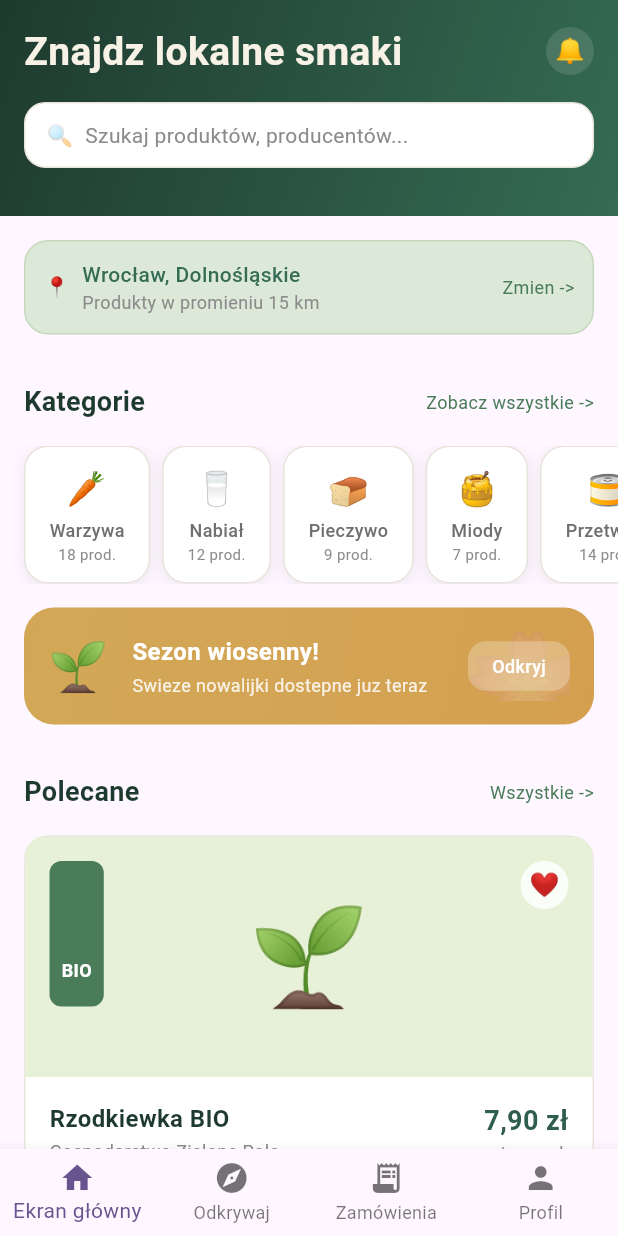
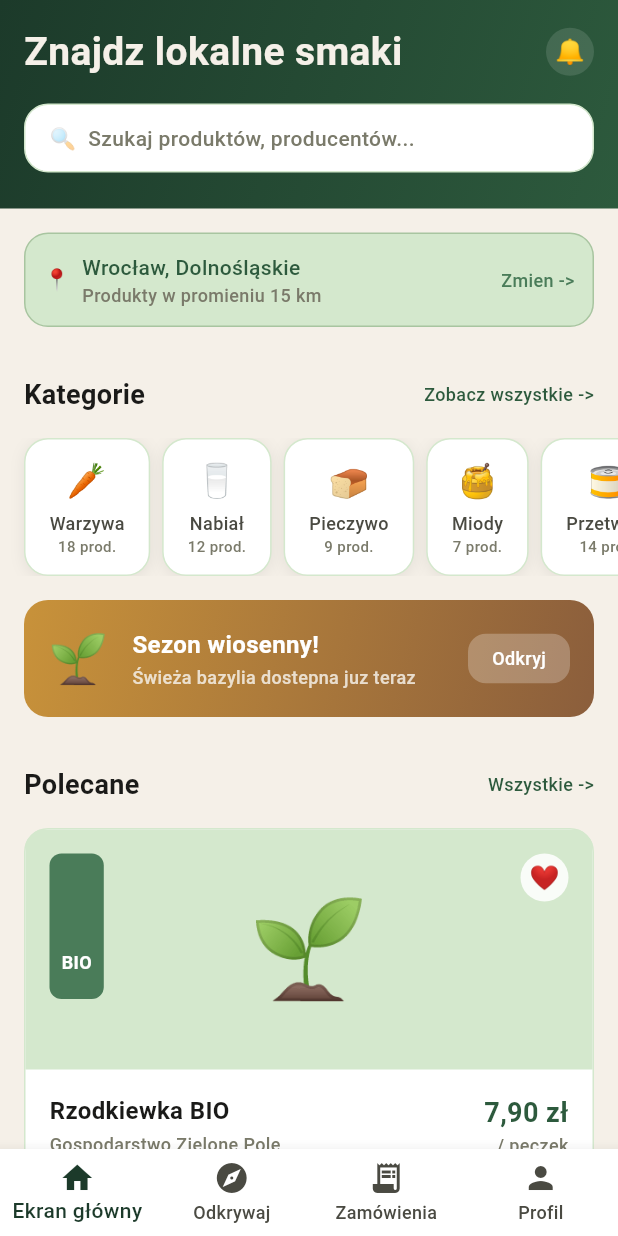
Before and after one commit to Cay00/LokalnyKoszyk, a Flutter app: the screen it shows after launch, after a tap on an icon or button, on a phone screen of 412 x 824 dp. Run offline on Flutter 3.47's test engine with Material 3 defaults, Android fonts, the phone set to English and light mode, and no system bars.

Commit message:
Implement app theme with color and typography definitions; refactor screens and widgets to use new theme

```diff
--- a/lib/main.dart
+++ b/lib/main.dart
@@ -4,6 +4,7 @@ import 'package:lokalny_koszyk/screens/discover_screen.dart';
 import 'package:lokalny_koszyk/screens/home_screen.dart';
 import 'package:lokalny_koszyk/screens/orders_screen.dart';
 import 'package:lokalny_koszyk/screens/profile_screen.dart';
+import 'package:lokalny_koszyk/theme/app_theme.dart';
 
 void main() {
   WidgetsFlutterBinding.ensureInitialized();
@@ -13,12 +14,12 @@ void main() {
   );
   SystemChrome.setSystemUIOverlayStyle(
     const SystemUiOverlayStyle(
-      statusBarColor: Color(0xFF1E3A2F),
+      statusBarColor: AppColors.primary,
       statusBarIconBrightness: Brightness.light,
       statusBarBrightness: Brightness.dark,
-      systemNavigationBarColor: Color(0xFF1E3A2F),
+      systemNavigationBarColor: AppColors.primary,
       systemNavigationBarIconBrightness: Brightness.light,
-      systemNavigationBarDividerColor: Color(0xFF1E3A2F),
+      systemNavigationBarDividerColor: AppColors.primary,
     ),
   );
   runApp(const MyApp());
@@ -32,9 +33,7 @@ class MyApp extends StatelessWidget {
     return MaterialApp(
       title: 'Flutter Demo',
       debugShowCheckedModeBanner: false,
-      theme: ThemeData(
-        colorScheme: ColorScheme.fromSeed(seedColor: Colors.deepPurple),
-      ),
+      theme: AppTheme.light,
       home: const MyHomePage(),
     );
   }
@@ -61,7 +60,6 @@ class _MyHomePageState extends State<MyHomePage> {
 
     return Scaffold(
       appBar: AppBar(
-        backgroundColor: const Color(0xFF1E3A2F),
         elevation: 0,
         toolbarHeight: 0,
       ),
--- a/lib/screens/discover_screen.dart
+++ b/lib/screens/discover_screen.dart
@@ -3,6 +3,8 @@ import 'package:lokalny_koszyk/widgets/discover/discover_filters.dart';
 import 'package:lokalny_koszyk/widgets/discover/discover_map_preview.dart';
 import 'package:lokalny_koszyk/widgets/discover/discover_search_bar.dart';
 import 'package:lokalny_koszyk/widgets/product_tile.dart';
+
+import '../theme/app_theme.dart';
 
 class DiscoverScreen extends StatefulWidget {
   const DiscoverScreen({super.key});
@@ -71,7 +73,7 @@ class _DiscoverScreenState extends State<DiscoverScreen> {
                 style: TextStyle(
                   fontSize: 24,
                   fontWeight: FontWeight.w700,
-                  color: Color(0xFF1E3A2F),
+                  color: AppColors.textPrimary,
                 ),
               ),
               SizedBox(height: 16),
--- a/lib/screens/home_screen.dart
+++ b/lib/screens/home_screen.dart
@@ -1,4 +1,5 @@
 import 'package:flutter/material.dart';
+import 'package:lokalny_koszyk/theme/app_theme.dart';
 import 'package:lokalny_koszyk/widgets/discover/discover_search_bar.dart';
 import 'package:lokalny_koszyk/widgets/home/category_tile.dart';
 import 'package:lokalny_koszyk/widgets/home/producer_tile.dart';
@@ -38,8 +39,8 @@ class _HomeScreenState extends State<HomeScreen> {
       reviews: '64',
       emoji: '🌱',
       tag: 'BIO',
-      bgColor: Color(0xFFE7F1D8),
-      tagColor: Color(0xFF4A7C59),
+      bgColor: AppColors.lightSage,
+      tagColor: AppColors.leafGreen,
     ),
     ProductData(
       id: 'hp2',
@@ -53,8 +54,8 @@ class _HomeScreenState extends State<HomeScreen> {
       reviews: '102',
       emoji: '🥚',
       tag: 'REGIONALNE',
-      bgColor: Color(0xFFF8EED8),
-      tagColor: Color(0xFF9C6B30),
+      bgColor: AppColors.cream,
+      tagColor: AppColors.warmBrown,
     ),
   ];
 
@@ -138,10 +139,10 @@ class _HomeHeader extends StatelessWidget {
   @override
   Widget build(BuildContext context) {
     return Container(
-      padding: const EdgeInsets.fromLTRB(16, 16, 16, 32),
+      padding: const EdgeInsets.fromLTRB(16, 16, 16, 24),
       decoration: const BoxDecoration(
         gradient: LinearGradient(
-          colors: <Color>[Color(0xFF1E3A2F), Color(0xFF356C53)],
+          colors: <Color>[AppColors.darkGreen, AppColors.midGreen],
           begin: Alignment.topLeft,
           end: Alignment.bottomRight,
         ),
@@ -160,10 +161,9 @@ class _HomeHeader extends StatelessWidget {
                         Text(
                           'Znajdz lokalne smaki',
                           style: TextStyle(
-                            color: Color(0xFFF7F1E6),
+                            color: AppColors.cream,
                             fontSize: 26,
                             fontWeight: FontWeight.w700,
-                            height: 1.4,
                           ),
                         ),
                       ],
@@ -203,9 +203,9 @@ class _LocationBanner extends StatelessWidget {
       child: Container(
         padding: const EdgeInsets.symmetric(horizontal: 12, vertical: 12),
         decoration: BoxDecoration(
-          color: const Color(0xFFDCE9D8),
-          borderRadius: BorderRadius.circular(16),
-          border: Border.all(color: const Color(0xFFC6D8BC)),
+          color: AppColors.lightSage,
+          borderRadius: BorderRadius.circular(AppRadius.normal),
+          border: Border.all(color: AppColors.softSage),
         ),
         child: const Row(
           children: <Widget>[
@@ -218,7 +218,7 @@ class _LocationBanner extends StatelessWidget {
                   Text(
                     'Wrocław, Dolnośląskie',
                     style: TextStyle(
-                      color: Color(0xFF356C53),
+                      color: AppColors.midGreen,
                       fontSize: 14,
                       fontWeight: FontWeight.w500,
                     ),
@@ -226,7 +226,7 @@ class _LocationBanner extends StatelessWidget {
                   Text(
                     'Produkty w promieniu 15 km',
                     style: TextStyle(
-                      color: Color(0xFF8B8B8B),
+                      color: AppColors.textLight,
                       fontSize: 12,
                     ),
                   ),
@@ -236,7 +236,7 @@ class _LocationBanner extends StatelessWidget {
             Text(
               'Zmien ->',
               style: TextStyle(
-                color: Color(0xFF4A7C59),
+                color: AppColors.leafGreen,
                 fontSize: 12,
               ),
             ),
@@ -310,22 +310,14 @@ class _SeasonalBanner extends StatelessWidget {
         padding: const EdgeInsets.symmetric(horizontal: 16, vertical: 16),
         decoration: BoxDecoration(
           gradient: const LinearGradient(
-            colors: <Color>[Color(0xFFD2A857), Color(0xFFD4A050)],
+            colors: <Color>[AppColors.accent, AppColors.warmBrown],
             begin: Alignment.topLeft,
             end: Alignment.bottomRight,
           ),
-          borderRadius: BorderRadius.circular(20),
+          borderRadius: BorderRadius.circular(AppRadius.normal),
         ),
         child: Stack(
           children: <Widget>[
-            const Positioned(
-              right: -16,
-              top: -16,
-              child: Opacity(
-                opacity: 0.15,
-                child: Text('🌸', style: TextStyle(fontSize: 70)),
-              ),
-            ),
             Row(
               children: <Widget>[
                 const Text('🌱', style: TextStyle(fontSize: 32)),
@@ -337,16 +329,16 @@ class _SeasonalBanner extends StatelessWidget {
                       Text(
                         'Sezon wiosenny!',
                         style: TextStyle(
-                          color: Colors.white,
+                          color: AppColors.white,
                           fontSize: 16,
                           fontWeight: FontWeight.w600,
                         ),
                       ),
                       SizedBox(height: 2),
                       Text(
-                        'Swieze nowalijki dostepne juz teraz',
+                        'Świeża bazylia dostepna juz teraz',
                         style: TextStyle(
-                          color: Color(0xD9FFFFFF),
+                          color: Color(0xD9F5F0E8),
                           fontSize: 12,
                         ),
                       ),
@@ -358,12 +350,12 @@ class _SeasonalBanner extends StatelessWidget {
                       const EdgeInsets.symmetric(horizontal: 16, vertical: 8),
                   decoration: BoxDecoration(
                     color: const Color(0x40FFFFFF),
-                    borderRadius: BorderRadius.circular(12),
+                    borderRadius: BorderRadius.circular(AppRadius.md),
                   ),
                   child: const Text(
                     'Odkryj',
                     style: TextStyle(
-                      color: Colors.white,
+                      color: AppColors.white,
                       fontSize: 12,
                       fontWeight: FontWeight.w500,
                     ),
--- /dev/null
+++ b/lib/theme/app_theme.dart
@@ -0,0 +1,119 @@
+import 'package:flutter/material.dart';
+
+class AppColors {
+  const AppColors._();
+
+  static const Color cream = Color(0xFFF5F0E8);
+  static const Color darkGreen = Color(0xFF1C3A2A);
+  static const Color midGreen = Color(0xFF2D5A3D);
+  static const Color leafGreen = Color(0xFF4A7C59);
+  //static const Color accentGold = Color(0xFFC8923A);
+  static const Color warmBrown = Color(0xFF8B5E3C);
+  static const Color softSage = Color(0xFFA8C5A0);
+  static const Color lightSage = Color(0xFFD4E8CD);
+  //static const Color textDark = Color(0xFF1A1A18);
+  //static const Color textMid = Color(0xFF4A4A42);
+  // static const Color textLight = Color(0xFF7A7A6A);
+  static const Color white = Color(0xFFFFFFFF);
+
+  // Aliasy semantyczne do użycia w ThemeData i UI.
+  static const Color background = Color(0xFFF5F0E8);
+  static const Color primary = Color(0xFF1C3A2A);
+  static const Color primaryLight = Color(0xFF2D5A3D);
+  static const Color accent = Color(0xFFC8923A);
+  static const Color surface = Color(0xFFFFFFFF);
+  static const Color textPrimary = Color(0xFF1A1A18);
+  static const Color textSecondary = Color(0xFF4A4A42);
+  static const Color textLight = Color(0xFF7A7A6A);
+  static const Color textOnDark = Color(0xFFC6D8BC);
+  static const Color border = lightSage;
+}
+
+class AppTypography {
+  const AppTypography._();
+
+  static const TextStyle h1 = TextStyle(
+    fontSize: 26,
+    fontWeight: FontWeight.w700,
+    height: 1.3,
+    color: AppColors.textPrimary,
+  );
+
+  static const TextStyle h2 = TextStyle(
+    fontSize: 24,
+    fontWeight: FontWeight.w700,
+    color: AppColors.textPrimary,
+  );
+
+  static const TextStyle title = TextStyle(
+    fontSize: 16,
+    fontWeight: FontWeight.w600,
+    color: AppColors.textPrimary,
+  );
+
+  static const TextStyle body = TextStyle(
+    fontSize: 14,
+    fontWeight: FontWeight.w500,
+    color: AppColors.textPrimary,
+  );
+
+  static const TextStyle caption = TextStyle(
+    fontSize: 12,
+    fontWeight: FontWeight.w400,
+    color: AppColors.textSecondary,
+  );
+}
+
+class AppRadius {
+  const AppRadius._();
+
+  static const double sm = 8;
+  static const double md = 12;
+  static const double normal = 16;
+}
+
+class AppSpacing {
+  const AppSpacing._();
+
+  //static const double xs = 4;
+  //static const double sm = 8;
+  //static const double md = 12;
+  static const double normal = 16;
+  //static const double xl = 24;
+}
+
+class AppTheme {
+  const AppTheme._();
+
+  static ThemeData get light {
+    final ColorScheme colorScheme = ColorScheme.fromSeed(
+      seedColor: AppColors.primary,
+      primary: AppColors.primary,
+      secondary: AppColors.accent,
+      surface: AppColors.surface,
+    );
+
+    return ThemeData(
+      useMaterial3: true,
+      colorScheme: colorScheme,
+      scaffoldBackgroundColor: AppColors.background,
+      textTheme: const TextTheme(
+        displayLarge: AppTypography.h1,
+        headlineLarge: AppTypography.h2,
+        titleMedium: AppTypography.title,
+        bodyMedium: AppTypography.body,
+        labelMedium: AppTypography.caption,
+      ),
+      appBarTheme: const AppBarTheme(
+        backgroundColor: AppColors.primary,
+        foregroundColor: AppColors.white,
+        elevation: 0,
+      ),
+      bottomNavigationBarTheme: const BottomNavigationBarThemeData(
+        backgroundColor: AppColors.white,
+        selectedItemColor: AppColors.primary,
+        unselectedItemColor: AppColors.textSecondary,
+      ),
+    );
+  }
+}
--- a/lib/widgets/discover/discover_search_bar.dart
+++ b/lib/widgets/discover/discover_search_bar.dart
@@ -1,4 +1,6 @@
 import 'package:flutter/material.dart';
+
+import '../../theme/app_theme.dart';
 
 class AppSearchBar extends StatelessWidget {
   const AppSearchBar({
@@ -13,11 +15,11 @@ class AppSearchBar extends StatelessWidget {
   @override
   Widget build(BuildContext context) {
     return Container(
-      padding: const EdgeInsets.symmetric(horizontal: 14, vertical: 11),
+      padding: const EdgeInsets.symmetric(horizontal: 16, vertical: 12),
       decoration: BoxDecoration(
-        color: Colors.white,
-        borderRadius: BorderRadius.circular(14),
-        border: Border.all(color: const Color(0xFFEAE6DE)),
+        color: AppColors.white,
+        borderRadius: BorderRadius.circular(AppRadius.normal),
+        border: Border.all(color: AppColors.border,),
       ),
       child: Row(
         children: <Widget>[
@@ -31,7 +33,7 @@ class AppSearchBar extends StatelessWidget {
               placeholder,
               style: const TextStyle(
                 fontSize: 14,
-                color: Color(0xFF8B8B8B),
+                color: AppColors.textLight,
               ),
             ),
           ),
--- a/lib/widgets/home/category_tile.dart
+++ b/lib/widgets/home/category_tile.dart
@@ -1,4 +1,5 @@
 import 'package:flutter/material.dart';
+import 'package:lokalny_koszyk/theme/app_theme.dart';
 
 class CategoryTile extends StatelessWidget {
   const CategoryTile({
@@ -28,10 +29,10 @@ class CategoryTile extends StatelessWidget {
           vertical: 12,
         ),
         decoration: BoxDecoration(
-          color: active ? const Color(0xFF1E3A2F) : Colors.white,
+          color: active ? AppColors.primary : AppColors.white,
           borderRadius: BorderRadius.circular(16),
           border: Border.all(
-            color: active ? const Color(0xFF1E3A2F) : const Color(0xFFE8E4DC),
+            color: active ? AppColors.primaryLight : AppColors.border,
           ),
           boxShadow: <BoxShadow>[
             BoxShadow(
@@ -50,7 +51,7 @@ class CategoryTile extends StatelessWidget {
               style: TextStyle(
                 fontSize: 12,
                 color:
-                    active ? const Color(0xFFF7F1E6) : const Color(0xFF6F6F6F),
+                    active ? AppColors.white : AppColors.textSecondary,
                 fontWeight: FontWeight.w500,
               ),
             ),
@@ -59,7 +60,7 @@ class CategoryTile extends StatelessWidget {
               style: TextStyle(
                 fontSize: 10,
                 color:
-                    active ? const Color(0xFFC6D8BC) : const Color(0xFF8B8B8B),
+                    active ? AppColors.textOnDark : AppColors.textLight,
               ),
             ),
           ],
--- a/lib/widgets/home/section_header.dart
+++ b/lib/widgets/home/section_header.dart
@@ -1,4 +1,6 @@
 import 'package:flutter/material.dart';
+
+import '../../theme/app_theme.dart';
 
 class SectionHeader extends StatelessWidget {
   const SectionHeader({
@@ -19,8 +21,8 @@ class SectionHeader extends StatelessWidget {
             title,
             style: const TextStyle(
               fontSize: 18,
-              fontWeight: FontWeight.w700,
-              color: Color(0xFF1E3A2F),
+              fontWeight: FontWeight.w600,
+              color: AppColors.textPrimary,
             ),
           ),
         ),
@@ -28,7 +30,7 @@ class SectionHeader extends StatelessWidget {
           Text(
             actionLabel!,
             style: const TextStyle(
-              color: Color(0xFF4A7C59),
+              color: AppColors.primaryLight,
               fontSize: 12,
             ),
           ),
--- a/lib/widgets/product_tile.dart
+++ b/lib/widgets/product_tile.dart
@@ -1,4 +1,6 @@
 import 'package:flutter/material.dart';
+
+import '../theme/app_theme.dart';
 
 class ProductData {
   const ProductData({
@@ -51,9 +53,9 @@ class ProductTile extends StatelessWidget {
     return Container(
       width: double.infinity,
       decoration: BoxDecoration(
-        color: const Color(0xFFFFFFFF),
-        borderRadius: BorderRadius.circular(16),
-        border: Border.all(color: const Color(0xFFEAE6DE)),
+        color: AppColors.white,
+        borderRadius: BorderRadius.circular(AppRadius.normal),
+        border: Border.all(color: AppColors.border),
       ),
       clipBehavior: Clip.antiAlias,
       child: Column(
@@ -76,7 +78,7 @@ class ProductTile extends StatelessWidget {
                   right: 16,
                   child: InkWell(
                     onTap: onToggleLike,
-                    borderRadius: BorderRadius.circular(16),
+                    borderRadius: BorderRadius.circular(AppRadius.normal),
                     child: Container(
                       width: 32,
                       height: 32,
@@ -100,7 +102,7 @@ class ProductTile extends StatelessWidget {
                         const EdgeInsets.only(left: 8, right: 8, top: 64, bottom: 16),
                     decoration: BoxDecoration(
                       color: product.tagColor,
-                      borderRadius: BorderRadius.circular(8),
+                      borderRadius: BorderRadius.circular(AppRadius.sm),
                     ),
                     child: Text(
                       product.tag,
@@ -131,14 +133,15 @@ class ProductTile extends StatelessWidget {
                             style: const TextStyle(
                               fontSize: 16,
                               fontWeight: FontWeight.w600,
-                              color: Color(0xFF1E3A2F),
+                              color: AppColors.textPrimary,
+
                             ),
                           ),
                           const SizedBox(height: 2),
                           Text(
                             product.producer,
                             style: const TextStyle(
-                              color: Color(0xFF8B8B8B),
+                              color: AppColors.textLight,
                               fontSize: 12,
                             ),
                           ),
@@ -153,13 +156,13 @@ class ProductTile extends StatelessWidget {
                           style: const TextStyle(
                             fontSize: 18,
                             fontWeight: FontWeight.w700,
-                            color: Color(0xFF2F5D50),
+                            color: AppColors.primaryLight,
                           ),
                         ),
                         Text(
                           product.unit,
                           style: const TextStyle(
-                            color: Color(0xFF8B8B8B),
+                            color: AppColors.textLight,
                             fontSize: 12,
                           ),
                         ),
@@ -181,16 +184,14 @@ class ProductTile extends StatelessWidget {
                       style: const TextStyle(
                         fontSize: 12,
                         fontWeight: FontWeight.w600,
-                        color: Color(0xFF2A2A2A),
-                      ),
+                        color: AppColors.textPrimary,                      ),
                     ),
                     const SizedBox(width: 4),
                     Text(
                       '(${product.reviews})',
                       style: const TextStyle(
                         fontSize: 12,
-                        color: Color(0xFF8B8B8B),
-                      ),
+                        color: AppColors.textLight,                      ),
                     ),
                   ],
                 ),
@@ -200,10 +201,10 @@ class ProductTile extends StatelessWidget {
                   child: ElevatedButton(
                     onPressed: onAddToCart,
                     style: ElevatedButton.styleFrom(
-                      backgroundColor: const Color(0xFF1E3A2F),
-                      foregroundColor: const Color(0xFFF7F1E6),
+                      backgroundColor: AppColors.primary,
+                      foregroundColor: AppColors.white,
                       shape: RoundedRectangleBorder(
-                        borderRadius: BorderRadius.circular(16),
+                        borderRadius: BorderRadius.circular(AppRadius.normal),
                       ),
                       padding: const EdgeInsets.symmetric(vertical: 12),
                       elevation: 0,
@@ -242,15 +243,15 @@ class _MetaChip extends StatelessWidget {
   Widget build(BuildContext context) {
     return Container(
       decoration: BoxDecoration(
-        color: const Color(0xFFF5F0E8),
-        borderRadius: BorderRadius.circular(8),
+        color: AppColors.background,
+        borderRadius: BorderRadius.circular(AppRadius.sm),
       ),
-      padding: const EdgeInsets.symmetric(horizontal: 10, vertical: 3),
+      padding: const EdgeInsets.symmetric(horizontal: 12, vertical: 4),
       child: Text(
         text,
         style: const TextStyle(
-          fontSize: 11,
-          color: Color(0xFF6F6F6F),
+          fontSize: 12,
+          color: AppColors.textSecondary,
         ),
       ),
     );
```
Also changed, not shown: lib/screens/orders_screen.dart (+27 -25 lines), lib/screens/profile_screen.dart (+19 -17 lines), lib/widgets/discover/discover_filters.dart (+6 -4 lines), lib/widgets/discover/discover_map_preview.dart (+6 -4 lines), lib/widgets/home/producer_tile.dart (+11 -9 lines).
